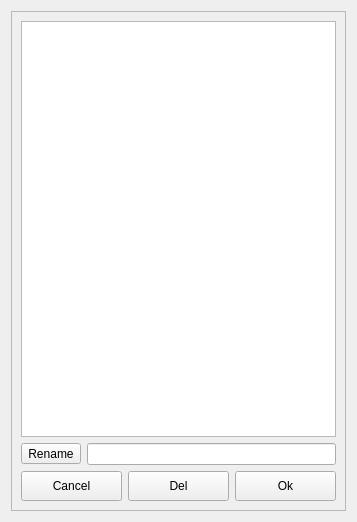
Qt form src/CategoryList.ui (ic005k/Knot) before a commit.
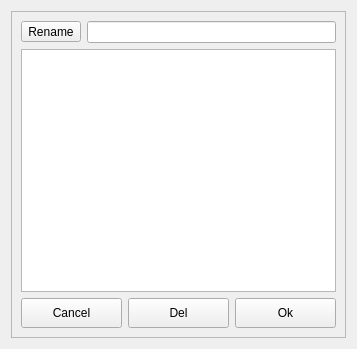
The same form after that commit.

```diff
--- a/src/CategoryList.ui
+++ b/src/CategoryList.ui
@@ -7,7 +7,7 @@
     <x>0</x>
     <y>0</y>
     <width>357</width>
-    <height>522</height>
+    <height>349</height>
    </rect>
   </property>
   <property name="windowTitle">
@@ -26,22 +26,6 @@
       <enum>QFrame::Raised</enum>
      </property>
      <layout class="QVBoxLayout" name="verticalLayout">
-      <item>
-       <widget class="QListWidget" name="listWidget">
-        <property name="styleSheet">
-         <string notr="true"/>
-        </property>
-        <property name="dragDropMode">
-         <enum>QAbstractItemView::NoDragDrop</enum>
-        </property>
-        <property name="defaultDropAction">
-         <enum>Qt::CopyAction</enum>
-        </property>
-        <property name="viewMode">
-         <enum>QListView::ListMode</enum>
-        </property>
-       </widget>
-      </item>
       <item>
        <layout class="QHBoxLayout" name="horizontalLayout_2">
         <item>
@@ -62,6 +46,22 @@
         </item>
        </layout>
       </item>
+      <item>
+       <widget class="QListWidget" name="listWidget">
+        <property name="styleSheet">
+         <string notr="true"/>
+        </property>
+        <property name="dragDropMode">
+         <enum>QAbstractItemView::DragDropMode::NoDragDrop</enum>
+        </property>
+        <property name="defaultDropAction">
+         <enum>Qt::DropAction::CopyAction</enum>
+        </property>
+        <property name="viewMode">
+         <enum>QListView::ViewMode::ListMode</enum>
+        </property>
+       </widget>
+      </item>
       <item>
        <layout class="QHBoxLayout" name="horizontalLayout">
         <item>
```
Left out of the diff: 4 changed lines with no effect on the pictures.
